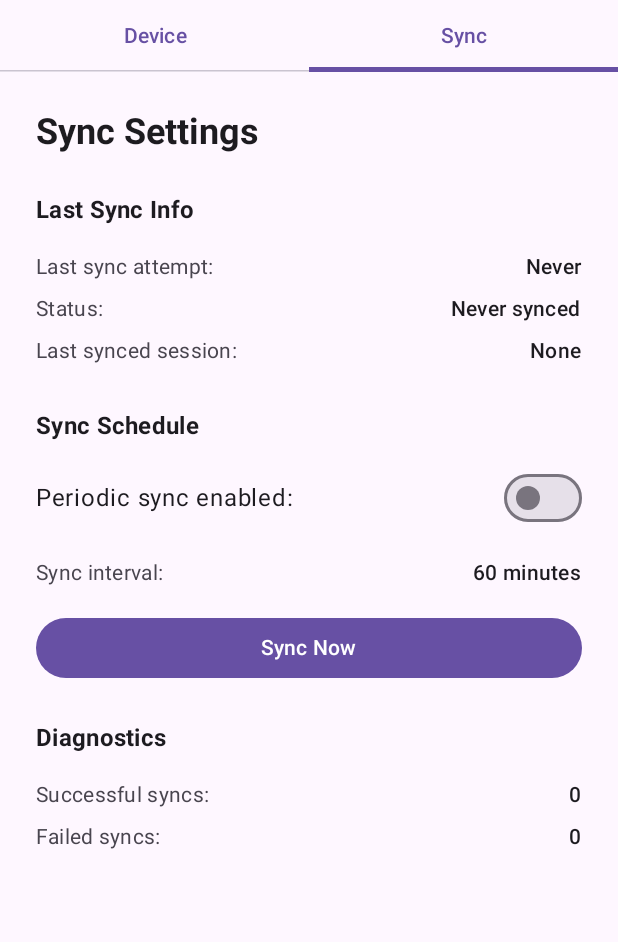
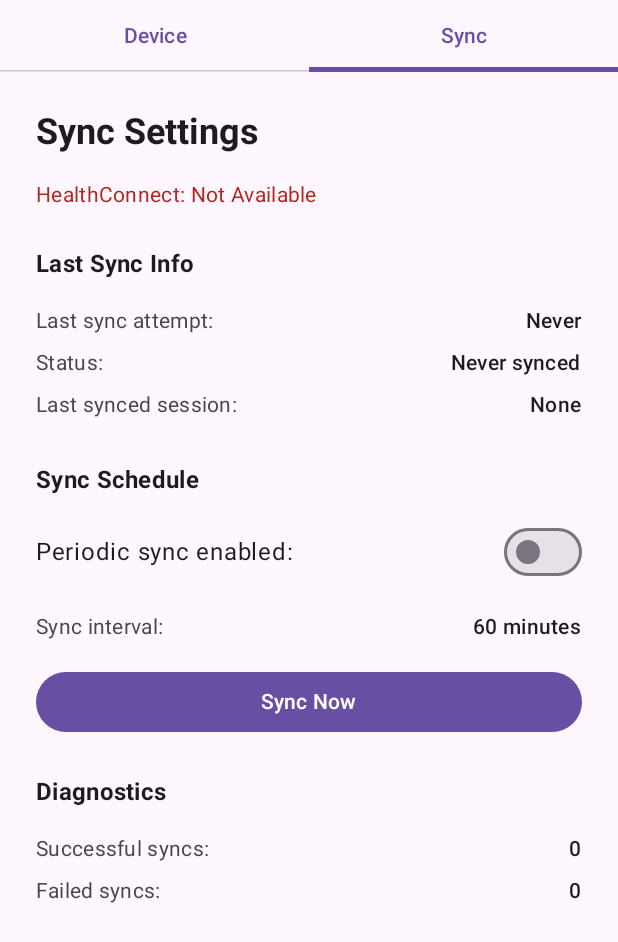
Before and after one commit to khusmann/bike-iot-tracker, an Android app built with Jetpack Compose: the composable BikeTrackerScreen shown on its own in the app's theme, tab 2 chosen, on a phone screen of 412 x 824 dp. Shown: the top 942 px of the screen. Run offline under Robolectric (Android 15) with nearby library versions, the phone set to English and light mode, and no system bars; libraries missing offline, so code that uses them is left out: androidx.health.connect; 9 statements that could not run were skipped.

Commit message:
move healthconnect info to sync tab

```diff
--- a/android/app/src/main/java/com/biketracker/BikeViewModel.kt
+++ b/android/app/src/main/java/com/biketracker/BikeViewModel.kt
@@ -114,7 +114,10 @@ class BikeViewModel(application: Application) : AndroidViewModel(application) {
         bleManager.disconnect()
         cadenceTimeoutJob?.cancel()
         cadenceTimeoutJob = null
-        _state.value = BikeState()
+        // Reset state but preserve HealthConnect availability
+        _state.value = BikeState(
+            healthConnectAvailable = _state.value.healthConnectAvailable
+        )
         previousMeasurement = null
     }
 
--- a/android/app/src/main/java/com/biketracker/MainActivity.kt
+++ b/android/app/src/main/java/com/biketracker/MainActivity.kt
@@ -242,7 +242,7 @@ fun BikeTrackerScreen(viewModel: BikeViewModel) {
         // Tab content
         when (selectedTabIndex) {
             0 -> DeviceTab(viewModel, state)
-            1 -> SyncTab(context)
+            1 -> SyncTab(context, state.healthConnectAvailable)
         }
     }
 }
@@ -277,19 +277,7 @@ fun DeviceTab(viewModel: BikeViewModel, state: BikeState) {
             unit = ""
         )
 
-        Spacer(modifier = Modifier.height(24.dp))
-
-        // HealthConnect status
-        Text(
-            text = "HealthConnect: ${if (state.healthConnectAvailable) "Available" else "Not Available"}",
-            style = MaterialTheme.typography.bodyMedium,
-            color = if (state.healthConnectAvailable)
-                MaterialTheme.colorScheme.primary
-            else
-                MaterialTheme.colorScheme.error
-        )
-
-        Spacer(modifier = Modifier.height(24.dp))
+        Spacer(modifier = Modifier.height(48.dp))
 
         // Connect/Disconnect button
         when (state.connectionState) {
@@ -314,7 +302,7 @@ fun DeviceTab(viewModel: BikeViewModel, state: BikeState) {
 }
 
 @Composable
-fun SyncTab(context: android.content.Context) {
+fun SyncTab(context: android.content.Context, healthConnectAvailable: Boolean) {
     // Load sync state from SharedPreferences
     val syncPrefs = remember { SyncPreferences(context) }
     val healthConnectHelper = remember { HealthConnectHelper(context) }
@@ -340,6 +328,18 @@ fun SyncTab(context: android.content.Context) {
             text = "Sync Settings",
             style = MaterialTheme.typography.headlineSmall,
             fontWeight = FontWeight.Bold
+        )
+
+        Spacer(modifier = Modifier.height(16.dp))
+
+        // HealthConnect status
+        Text(
+            text = "HealthConnect: ${if (healthConnectAvailable) "Available" else "Not Available"}",
+            style = MaterialTheme.typography.bodyMedium,
+            color = if (healthConnectAvailable)
+                MaterialTheme.colorScheme.primary
+            else
+                MaterialTheme.colorScheme.error
         )
 
         Spacer(modifier = Modifier.height(24.dp))
```
